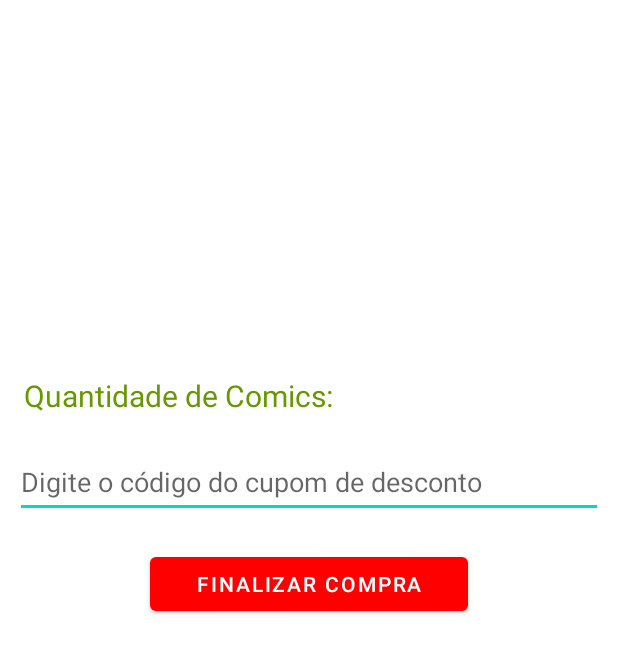
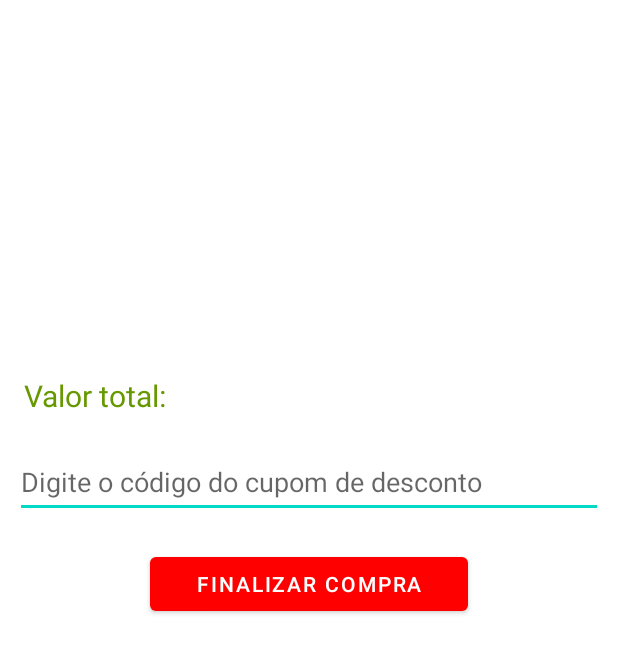
Before and after one commit to irandijunior1903/ExemploMarvel, an Android app: the layout activity_terceira.xml on its own in the app's theme, with its tools: preview values and no code run, on a phone screen of 412 x 824 dp. Shown: the top 653 px of the screen. Run offline under Robolectric (Android 15) with nearby library versions, the light colour scheme and no system bars.

Commit message:
Atualização Final 2

```diff
--- a/app/src/main/java/com/example/exemplomarvel/adapter/CustomAdapter.java
+++ b/app/src/main/java/com/example/exemplomarvel/adapter/CustomAdapter.java
@@ -13,7 +13,6 @@ import com.example.exemplomarvel.models.Comic;
 import com.squareup.picasso.Picasso;
 
 import java.util.ArrayList;
-import java.util.Collections;
 import java.util.List;
 
 public class CustomAdapter extends RecyclerView.Adapter<CustomAdapter.CustomViewHolder> {
@@ -43,12 +42,12 @@ public class CustomAdapter extends RecyclerView.Adapter<CustomAdapter.CustomView
             textRarity = itemView.findViewById(R.id.textRarity);
             image = itemView.findViewById(R.id.image_comic);
 
-
             itemView.setOnClickListener(new View.OnClickListener() {
                 @Override
                 public void onClick(View v) {
                     if(itemComicClickListener != null){
                         itemComicClickListener.OnItemClick(comic);
+
                     }
                 }
             });
@@ -58,10 +57,10 @@ public class CustomAdapter extends RecyclerView.Adapter<CustomAdapter.CustomView
             this.comic = comic;
             textTitle.setText(comic.getTitle());
             textDescription.setText(comic.getDescription());
-            textPrice.setText("Preco: U$ " + String.valueOf(comic.getPrices().get(0).getPrice()));
             if(comic.isRaro()== true){
                 textRarity.setText("Comic Raro");
             }
+            textPrice.setText("Preço: U$ " + String.valueOf(String.format("%.2f", comic.getPrices().get(0).getPrice())));
             Picasso.get().load(comic.getThumbnail().getPath() + "." + comic.getThumbnail().getExtension())
                     .placeholder((R.drawable.ic_launcher_background))
                     .error(R.drawable.ic_launcher_background)
--- a/app/src/main/java/com/example/exemplomarvel/models/ComicPrice.java
+++ b/app/src/main/java/com/example/exemplomarvel/models/ComicPrice.java
@@ -1,5 +1,4 @@
 package com.example.exemplomarvel.models;
-
 
 import android.os.Parcel;
 import android.os.Parcelable;
@@ -20,8 +19,9 @@ public class ComicPrice implements Parcelable {
         return price;
     }
 
-    public void setPrice(float price) {
+    public float setPrice(float price) {
         this.price = price;
+        return price;
     }
 
     @Override
--- a/app/src/main/java/com/example/exemplomarvel/presenter/ListaComicsContrato.java
+++ b/app/src/main/java/com/example/exemplomarvel/repository/ListaComicsContrato.java
@@ -1,4 +1,4 @@
-package com.example.exemplomarvel.presenter;
+package com.example.exemplomarvel.repository;
 
 import com.example.exemplomarvel.models.Comic;
 
--- a/app/src/main/java/com/example/exemplomarvel/presenter/ListaComicsPresenter.java
+++ b/app/src/main/java/com/example/exemplomarvel/repository/ListaComicsRepository.java
@@ -1,4 +1,4 @@
-package com.example.exemplomarvel.presenter;
+package com.example.exemplomarvel.repository;
 
 import com.example.exemplomarvel.models.Comic;
 import com.example.exemplomarvel.models.ComicDataWrapper;
@@ -11,11 +11,11 @@ import retrofit2.Call;
 import retrofit2.Callback;
 import retrofit2.Response;
 
-public class ListaComicsPresenter implements ListaComicsContrato.ListaComicsPresenter{
+public class ListaComicsRepository implements ListaComicsContrato.ListaComicsPresenter{
 
     private ListaComicsContrato.ListaComicsView view;
 
-    public ListaComicsPresenter(ListaComicsContrato.ListaComicsView view){
+    public ListaComicsRepository(ListaComicsContrato.ListaComicsView view){
         this.view = view;
     }
 
--- a/app/src/main/res/layout/activity_terceira.xml
+++ b/app/src/main/res/layout/activity_terceira.xml
@@ -8,7 +8,7 @@
     android:orientation="vertical">
 
     <TextView
-        android:id="@+id/text_quantity_comic"
+        android:id="@+id/text_valor_pago_comic"
         android:layout_width="match_parent"
         android:layout_height="wrap_content"
         android:layout_alignParentTop="true"
@@ -19,10 +19,10 @@
         android:layout_marginEnd="20dp"
         android:textColor="@android:color/holo_green_dark"
         android:textSize="20dp"
-        tools:text="Quantidade de Comics: " />
+        tools:text="Valor total: " />
 
     <EditText
-        android:id="@+id/editTextNumber"
+        android:id="@+id/text_cupom"
         android:layout_width="match_parent"
         android:layout_height="48dp"
         android:layout_alignParentTop="true"
@@ -31,10 +31,10 @@
         android:layout_marginLeft="20dp"
         android:layout_marginTop="20dp"
         android:layout_marginEnd="10dp"
-        android:layout_toRightOf="@+id/text_quantity_comic"
+        android:layout_toRightOf="@+id/text_valor_pago_comic"
         android:ems="10"
         android:hint="Digite o código do cupom de desconto"
-        android:inputType="number" />
+        android:inputType="textMultiLine" />
 
     <Button
         android:id="@+id/buttonFinalizarCompra"
--- a/app/src/main/res/layout/list_comics.xml
+++ b/app/src/main/res/layout/list_comics.xml
@@ -62,6 +62,7 @@
                 android:layout_toRightOf="@+id/image_comic"
                 android:textColor="@color/black"
                 tools:text="Descrição" />
+
         </LinearLayout>
 
         <LinearLayout
```
Also changed, not shown: app/src/main/java/com/example/exemplomarvel/activity/MainActivity.java (+4 -3 lines), app/src/main/java/com/example/exemplomarvel/activity/SegundaActivity.java (+5 -5 lines), app/src/main/java/com/example/exemplomarvel/activity/TerceiraActivity.java (+28 -12 lines).
